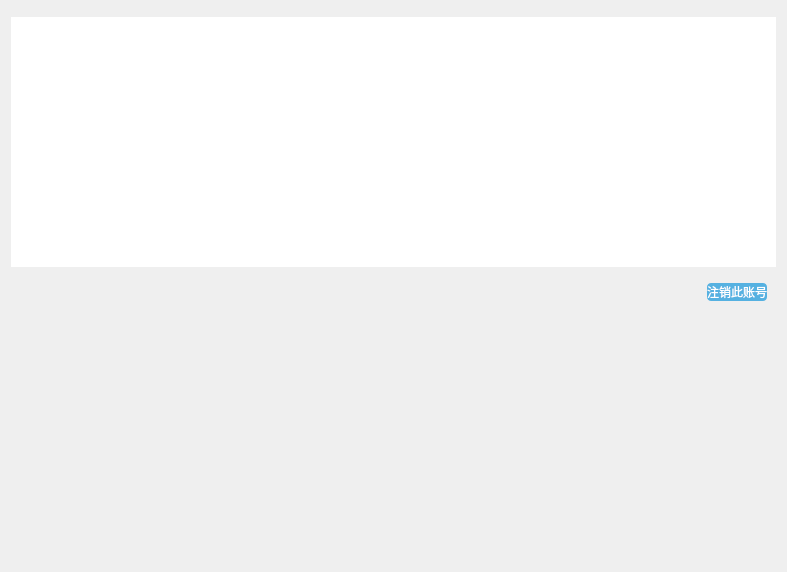
xuanlog/LibraryManager, file LibraryManager/reader.ui: the form before one commit.
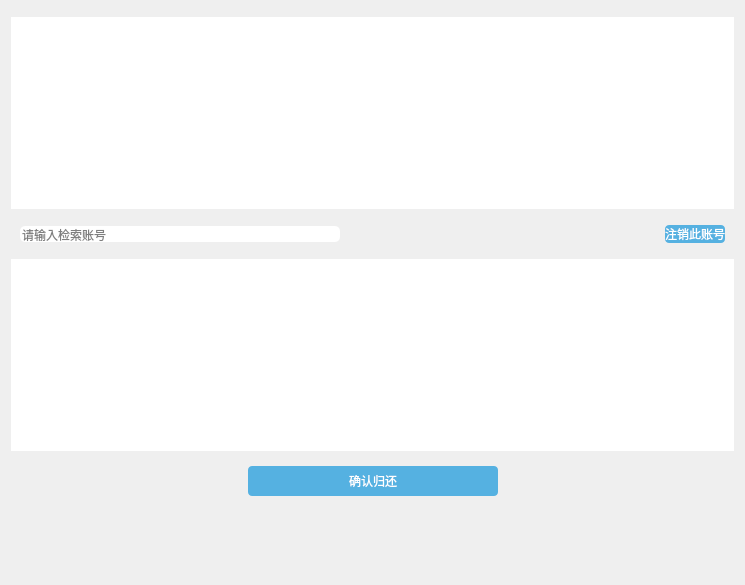
The form after the commit. Icons and pictures are not drawn. Custom widgets are drawn as their Qt base class.

Commit message: 1、调整 ui 2、增加对逾期书籍归还的处理

Diff of the .ui file:
```diff
--- a/LibraryManager/reader.ui
+++ b/LibraryManager/reader.ui
@@ -6,8 +6,8 @@
    <rect>
     <x>0</x>
     <y>0</y>
-    <width>787</width>
-    <height>572</height>
+    <width>745</width>
+    <height>585</height>
    </rect>
   </property>
   <property name="windowTitle">
@@ -109,6 +109,16 @@
 QMessageBox
 {
 	border-image: url(:/Images/dialog.jpg);
+}
+
+QLineEdit
+{
+	border: none;
+	color: #000000;
+	font: 75 14px &quot;微软雅黑&quot;;
+	border-radius: 5px;
+	selection-background-color: #def0fe;
+	selection-color: #1296db;
 }</string>
   </property>
   <layout class="QVBoxLayout" name="verticalLayout">
@@ -140,6 +150,19 @@
    <item>
     <widget class="QWidget" name="widget" native="true">
      <layout class="QHBoxLayout" name="horizontalLayout">
+      <item>
+       <widget class="QLineEdit" name="searchEdit">
+        <property name="maximumSize">
+         <size>
+          <width>320</width>
+          <height>16777215</height>
+         </size>
+        </property>
+        <property name="placeholderText">
+         <string>请输入检索账号</string>
+        </property>
+       </widget>
+      </item>
       <item>
        <spacer name="horizontalSpacer">
         <property name="orientation">
@@ -180,6 +203,75 @@
      </layout>
     </widget>
    </item>
+   <item>
+    <widget class="QTableView" name="bookInfoView"/>
+   </item>
+   <item>
+    <widget class="QWidget" name="widget_3" native="true">
+     <layout class="QHBoxLayout" name="horizontalLayout_2">
+      <item>
+       <spacer name="horizontalSpacer_2">
+        <property name="orientation">
+         <enum>Qt::Horizontal</enum>
+        </property>
+        <property name="sizeHint" stdset="0">
+         <size>
+          <width>40</width>
+          <height>20</height>
+         </size>
+        </property>
+       </spacer>
+      </item>
+      <item>
+       <widget class="QPushButton" name="confirmButton">
+        <property name="minimumSize">
+         <size>
+          <width>250</width>
+          <height>30</height>
+         </size>
+        </property>
+        <property name="maximumSize">
+         <size>
+          <width>250</width>
+          <height>30</height>
+         </size>
+        </property>
+        <property name="styleSheet">
+         <string notr="true">QPushButton 
+{
+	background-color: rgba(18, 150, 219, 0.7);
+    border-radius: 4px;  
+	color: #ffffff;
+	font: 14px &quot;微软雅黑&quot;;
+}  
+
+QPushButton:pressed
+{
+	background-color: #00aaff;
+}
+</string>
+        </property>
+        <property name="text">
+         <string>确认归还</string>
+        </property>
+       </widget>
+      </item>
+      <item>
+       <spacer name="horizontalSpacer_3">
+        <property name="orientation">
+         <enum>Qt::Horizontal</enum>
+        </property>
+        <property name="sizeHint" stdset="0">
+         <size>
+          <width>40</width>
+          <height>20</height>
+         </size>
+        </property>
+       </spacer>
+      </item>
+     </layout>
+    </widget>
+   </item>
    <item>
     <spacer name="verticalSpacer">
      <property name="orientation">
```
The commit also changes 10 other files.
